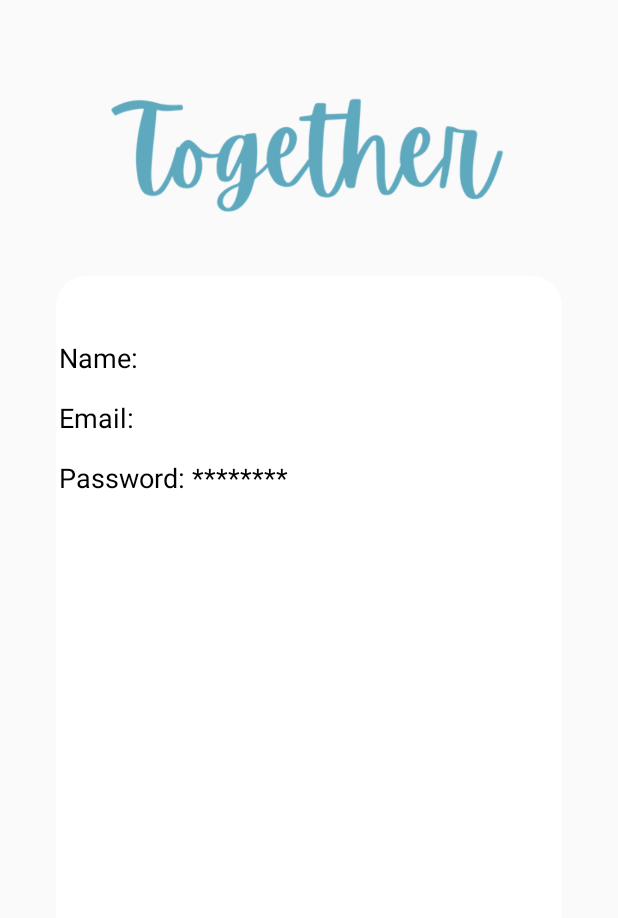
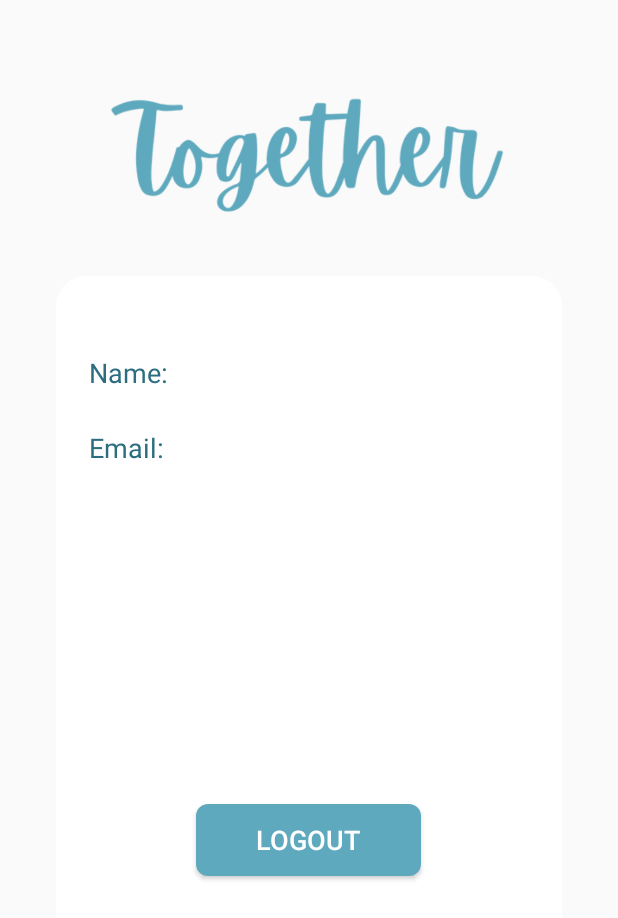
Before and after one commit to Sanduni-Ridmika/Together-app, an Android app: the UserProfile screen opened directly, with no data from a screen before it, on a phone screen of 412 x 824 dp. Shown: the top 918 px of the screen. Run offline under Robolectric (Android 15) with nearby library versions, the phone set to English and light mode, and no system bars; our stand-ins replace Firebase (no records; nobody signed in at launch, a user with empty details on screens opened directly).

Commit message:
user display name error fix, stay logged in and logout feature

```diff
--- a/TogetherApp/app/src/main/java/com/example/togetherapp/LogIn.kt
+++ b/TogetherApp/app/src/main/java/com/example/togetherapp/LogIn.kt
@@ -41,6 +41,18 @@ class LogIn : AppCompatActivity() {
         }
     }
 
+    override fun onStart() {
+        super.onStart()
+        // Check for user authentication state on app startup
+        val currentUser = mAuth.currentUser
+        if (currentUser != null) {
+            // User is already authenticated, navigate to home page
+            val intent = Intent(this@LogIn, Home::class.java)
+            startActivity(intent)
+            finish() // Finish the current activity to prevent going back to the login page
+        }
+    }
+
     private fun login(email: String, password: String){
         //login user
         mAuth.signInWithEmailAndPassword(email, password)
@@ -49,6 +61,7 @@ class LogIn : AppCompatActivity() {
                     // Login success navigate to home
                     val intent = Intent(this@LogIn, Home::class.java)
                     startActivity(intent)
+                    finish()
 
                 } else {
                     // If login fails display a message to the user.
--- a/TogetherApp/app/src/main/java/com/example/togetherapp/UserProfile.kt
+++ b/TogetherApp/app/src/main/java/com/example/togetherapp/UserProfile.kt
@@ -1,7 +1,9 @@
 package com.example.togetherapp
 
+import android.content.Intent
 import androidx.appcompat.app.AppCompatActivity
 import android.os.Bundle
+import android.widget.Button
 import android.widget.FrameLayout
 import android.widget.TextView
 import com.google.firebase.auth.FirebaseAuth
@@ -11,7 +13,6 @@ class UserProfile : AppCompatActivity() {
     private lateinit var frameLayout: FrameLayout
     private lateinit var txtName: TextView
     private lateinit var txtEmail: TextView
-    private lateinit var txtPassword: TextView
     private lateinit var mAuth: FirebaseAuth
 
     override fun onCreate(savedInstanceState: Bundle?) {
@@ -23,8 +24,8 @@ class UserProfile : AppCompatActivity() {
         frameLayout = findViewById(R.id.frame)
         txtName = findViewById(R.id.txt_name)
         txtEmail = findViewById(R.id.txt_email)
-        txtPassword = findViewById(R.id.txt_password)
 
+        val btnLogout = findViewById<Button>(R.id.btnLogout)
         // Get the currently logged in user
         val currentUser = mAuth.currentUser
 
@@ -32,7 +33,14 @@ class UserProfile : AppCompatActivity() {
             // Set the name, email, and password in the TextViews
             txtName.text = "Name: ${currentUser.displayName}"
             txtEmail.text = "Email: ${currentUser.email}"
-            txtPassword.text = "Password: ********"
+        }
+
+        btnLogout.setOnClickListener {
+            // Log out the user
+            FirebaseAuth.getInstance().signOut()
+            val intent = Intent(this, LogIn::class.java)
+            startActivity(intent)
+            finish() // Finish the current activity to prevent going back to the user profile page
         }
     }
 }
--- a/TogetherApp/app/src/main/res/layout/activity_user_profile.xml
+++ b/TogetherApp/app/src/main/res/layout/activity_user_profile.xml
@@ -30,31 +30,34 @@
             android:id="@+id/txt_name"
             android:layout_width="wrap_content"
             android:layout_height="wrap_content"
-            android:layout_marginTop="40dp"
+            android:layout_marginLeft="20dp"
+            android:layout_marginTop="50dp"
             android:text="Name:"
-            android:textSize="18sp"
-            android:textColor="#000000"
-            />
+            android:textColor="#2C6D80"
+            android:textSize="18sp" />
 
         <TextView
             android:id="@+id/txt_email"
             android:layout_width="wrap_content"
             android:layout_height="wrap_content"
             android:layout_below="@id/txt_name"
-            android:layout_marginTop="80dp"
+            android:layout_marginLeft="20dp"
+            android:layout_marginTop="100dp"
             android:text="Email:"
-            android:textSize="18sp"
-            android:textColor="#000000"
-            />
+            android:textColor="#2C6D80"
+            android:textSize="18sp" />
 
-        <TextView
-            android:id="@+id/txt_password"
-            android:layout_width="wrap_content"
+        <Button
+            android:id="@+id/btnLogout"
+            android:layout_width="150dp"
             android:layout_height="wrap_content"
             android:layout_below="@id/txt_email"
-            android:layout_marginTop="120dp"
-            android:text="Password:"
-            android:textColor="#000000"
+            android:layout_centerHorizontal="true"
+            android:layout_gravity="center_horizontal|top"
+            android:layout_marginTop="350dp"
+            android:background="@drawable/btn_background"
+            android:text="Logout"
+            android:textColor="@color/white"
             android:textSize="18sp" />
 
     </FrameLayout>
```
